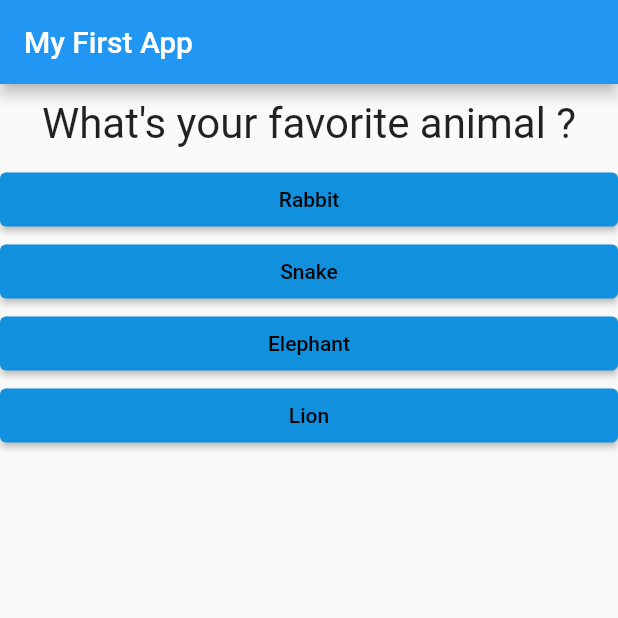
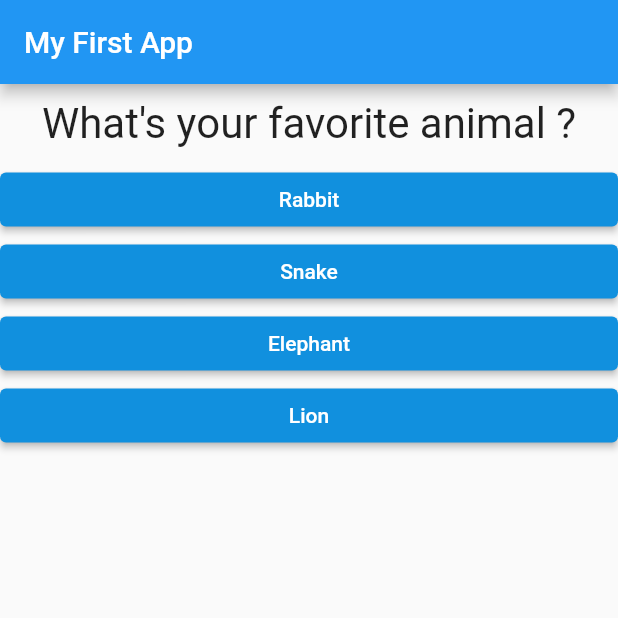
Before and after one commit to BSevault/flutter_first_project, a Flutter app: the screen it shows after launch, after a tap on "Black", on a phone screen of 412 x 824 dp, the top half of it. Run offline on Flutter 3.47's test engine with Material 2 defaults, Android fonts, the phone set to English and light mode, and no system bars.

Commit message:
Ended course

```diff
--- a/lib/answer.dart
+++ b/lib/answer.dart
@@ -16,7 +16,7 @@ class Answer extends StatelessWidget {
       child: ElevatedButton(
         style: ElevatedButton.styleFrom(
           primary: const Color(0xFF1190DE),
-          onPrimary: Colors.black,
+          // onPrimary: Colors.white,
         ),
         child: Text(answerText),
         onPressed: selectHandler,
--- a/lib/main.dart
+++ b/lib/main.dart
@@ -1,7 +1,9 @@
+// ignore_for_file: avoid_print
+
 import 'package:flutter/material.dart';
 
-import './question.dart';
-import './answer.dart';
+import './quiz.dart';
+import './result.dart';
 
 // void main() {
 //   runApp(MyApp());
@@ -22,48 +24,72 @@ class MyApp extends StatefulWidget {
 
 class _MyAppState extends State<MyApp> {
   var _questionIndex = 0;
+  var _totalScore = 0;
+  final _questions = const [
+    {
+      "questionText": "What's your favorite color ?",
+      "answers": [
+        {"text": "Black", "score": 10},
+        {"text": "Red", "score": 5},
+        {"text": "Green", "score": 3},
+        {"text": "White", "score": 1},
+      ],
+    },
+    {
+      "questionText": "What's your favorite animal ?",
+      "answers": [
+        {"text": "Rabbit", "score": 1},
+        {"text": "Snake", "score": 6},
+        {"text": "Elephant", "score": 3},
+        {"text": "Lion", "score": 5},
+      ],
+    },
+    {
+      "questionText": "Who's your favorite instructor ?",
+      "answers": [
+        {"text": "Max", "score": 1},
+        {"text": "Max", "score": 1},
+        {"text": "Max", "score": 1},
+        {"text": "Max", "score": 1},
+      ],
+    }
+  ];
 
-  void _answerQuestion() {
+  void _answerQuestion(int score) {
+    _totalScore += score;
     setState(() {
-      if (_questionIndex < 2) {
-        _questionIndex = _questionIndex + 1;
-      }
+      _questionIndex = _questionIndex + 1;
     });
-    debugPrint("Answer chosen !");
-    debugPrint("_questionIndex: " + _questionIndex.toString());
+    if (_questionIndex < _questions.length) {
+      print("We have more questions !");
+    } else {
+      print("No more questions !");
+    }
+    print("score: $_totalScore");
+    print("_questionIndex: " + _questionIndex.toString());
+  }
+
+  void _resetQuiz() {
+    setState(() {
+      _questionIndex = 0;
+      _totalScore = 0;
+    });
   }
 
   @override
   Widget build(BuildContext context) {
-    var questions = [
-      {
-        "questionText": "What's your favorite color ?",
-        "answers": ["Black", "Red", "Green", "White"]
-      },
-      {
-        "questionText": "What's your favorite animal ?",
-        "answers": ["Rabbit", "Snake", "Elephant", "Lion"]
-      },
-      {
-        "questionText": "Who's your favorite instructor ?",
-        "answers": ["Max", "Max", "Max", "Max"]
-      }
-    ];
     return MaterialApp(
       home: Scaffold(
         appBar: AppBar(
           title: const Text("My First App"),
         ),
-        body: Column(
-          children: [
-            Question(
-              questions[_questionIndex]["questionText"] as String,
-            ),
-            ...(questions[_questionIndex]["answers"] as List<String>).map((answer) {
-              return Answer(_answerQuestion, answer);
-            }).toList(),
-          ],
-        ),
+        body: _questionIndex < _questions.length
+            ? Quiz(
+                questions: _questions,
+                questionIndex: _questionIndex,
+                answerQuestion: _answerQuestion,
+              )
+            : Result(_totalScore ,resetHandler: _resetQuiz),
       ),
     );
   }
--- /dev/null
+++ b/lib/quiz.dart
@@ -0,0 +1,31 @@
+import 'package:flutter/material.dart';
+import './question.dart';
+import './answer.dart';
+
+class Quiz extends StatelessWidget {
+  const Quiz({
+    Key? key,
+    required this.questions,
+    required this.answerQuestion,
+    required this.questionIndex
+    })
+    : super(key: key);
+
+  final List<Map<String, Object>> questions;
+  final int questionIndex;
+  final Function answerQuestion;
+
+  @override
+  Widget build(BuildContext context) {
+    return Column(
+      children: [
+        Question(
+          questions[questionIndex]["questionText"] as String,
+        ),
+        ...(questions[questionIndex]["answers"] as List<Map<String, dynamic>>).map((answer) {
+          return Answer(() => answerQuestion(answer["score"]), answer["text"]);
+        }).toList(),
+      ],
+    );
+  }
+}
```
Also changed, not shown: lib/result.dart (added, +47 -0 lines).
